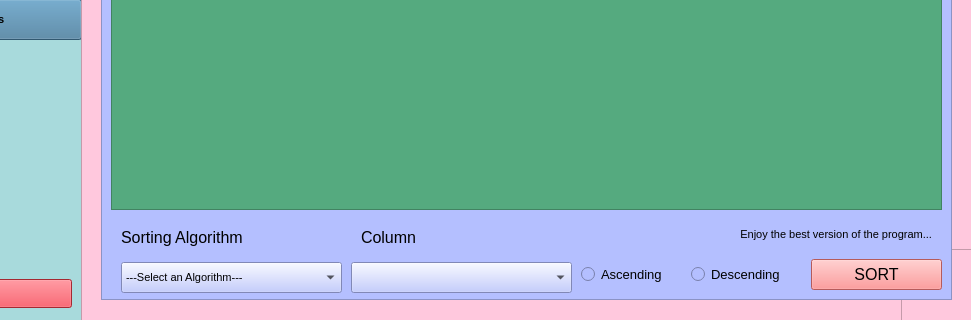
The window that ui/ui/UserB.ui (saqlainrai/DSA-Final-Project) describes before a commit, drawn with Qt 5; both pictures show x 139 to 1110 and y 321 to 641 of the 1110 by 641 pixel window.
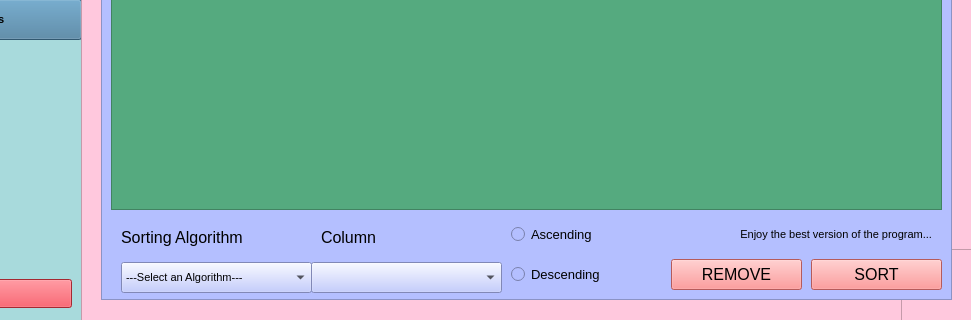
The same window after the commit. Icons and pictures are not drawn.

Diff of the .ui file:
```diff
--- a/ui/ui/UserB.ui
+++ b/ui/ui/UserB.ui
@@ -550,7 +550,7 @@
         <rect>
          <x>20</x>
          <y>463</y>
-         <width>221</width>
+         <width>191</width>
          <height>31</height>
         </rect>
        </property>
@@ -603,9 +603,9 @@
       <widget class="QComboBox" name="comboColumns2">
        <property name="geometry">
         <rect>
-         <x>250</x>
+         <x>210</x>
          <y>463</y>
-         <width>221</width>
+         <width>191</width>
          <height>31</height>
         </rect>
        </property>
@@ -646,8 +646,8 @@
       <widget class="QRadioButton" name="radioAsc">
        <property name="geometry">
         <rect>
-         <x>480</x>
-         <y>460</y>
+         <x>410</x>
+         <y>420</y>
          <width>101</width>
          <height>31</height>
         </rect>
@@ -666,7 +666,7 @@
       <widget class="QRadioButton" name="radioDes">
        <property name="geometry">
         <rect>
-         <x>590</x>
+         <x>410</x>
          <y>460</y>
          <width>111</width>
          <height>31</height>
@@ -704,7 +704,7 @@
       <widget class="QLabel" name="labelColumn">
        <property name="geometry">
         <rect>
-         <x>260</x>
+         <x>220</x>
          <y>423</y>
          <width>131</width>
          <height>31</height>
@@ -722,9 +722,9 @@
       <widget class="QLabel" name="labelComments">
        <property name="geometry">
         <rect>
-         <x>360</x>
+         <x>520</x>
          <y>420</y>
-         <width>471</width>
+         <width>311</width>
          <height>31</height>
         </rect>
        </property>
@@ -740,6 +740,39 @@
         <set>Qt::AlignRight|Qt::AlignTrailing|Qt::AlignVCenter</set>
        </property>
       </widget>
+      <widget class="QPushButton" name="btnRemove">
+       <property name="geometry">
+        <rect>
+         <x>570</x>
+         <y>460</y>
+         <width>131</width>
+         <height>31</height>
+        </rect>
+       </property>
+       <property name="font">
+        <font>
+         <pointsize>12</pointsize>
+        </font>
+       </property>
+       <property name="styleSheet">
+        <string notr="true">QPushButton {
+    background-color: #ff7f7f; 
+    color: black;
+}
+
+QPushButton:hover {
+    background-color: #f56969;
+}
+
+QPushButton:pressed {
+    background-color: #ff7f7f; 
+}
+</string>
+       </property>
+       <property name="text">
+        <string>REMOVE</string>
+       </property>
+      </widget>
      </widget>
     </widget>
    </widget>
```
